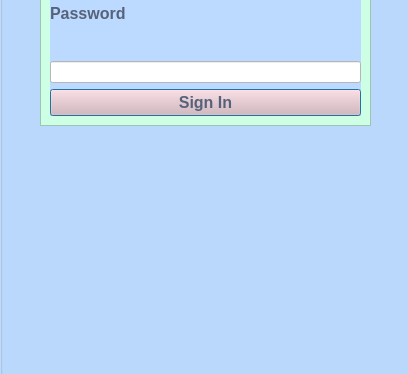
Before: the Qt Designer form Login.ui in Xristos9/SoftEng, drawn with Qt 5; both pictures show x 0 to 408 and y 345 to 719 of the 408 by 719 pixel window.
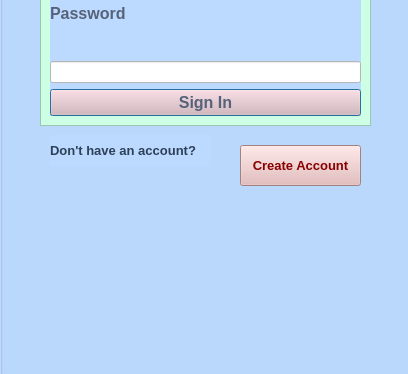
After: the same form once the commit is applied.

Diff of the .ui file:
```diff
--- a/Login.ui
+++ b/Login.ui
@@ -160,6 +160,53 @@
      <enum>QFrame::Raised</enum>
     </property>
    </widget>
+   <widget class="QLabel" name="label">
+    <property name="geometry">
+     <rect>
+      <x>50</x>
+      <y>480</y>
+      <width>161</width>
+      <height>31</height>
+     </rect>
+    </property>
+    <property name="font">
+     <font>
+      <pointsize>10</pointsize>
+      <weight>75</weight>
+      <bold>true</bold>
+     </font>
+    </property>
+    <property name="styleSheet">
+     <string notr="true">color: rgb(45, 64, 88);</string>
+    </property>
+    <property name="text">
+     <string>Don't have an account?</string>
+    </property>
+   </widget>
+   <widget class="QPushButton" name="pushButton">
+    <property name="geometry">
+     <rect>
+      <x>240</x>
+      <y>490</y>
+      <width>121</width>
+      <height>41</height>
+     </rect>
+    </property>
+    <property name="font">
+     <font>
+      <pointsize>10</pointsize>
+      <weight>75</weight>
+      <bold>true</bold>
+     </font>
+    </property>
+    <property name="styleSheet">
+     <string notr="true">color: rgb(136, 0, 0);
+background-color: rgb(227, 180, 180);</string>
+    </property>
+    <property name="text">
+     <string>Create Account</string>
+    </property>
+   </widget>
    <zorder>frame</zorder>
    <zorder>layoutWidget</zorder>
    <zorder>BOOKALL_2</zorder>
```
Left out of the diff: 2 changed lines with no effect on the pictures.
